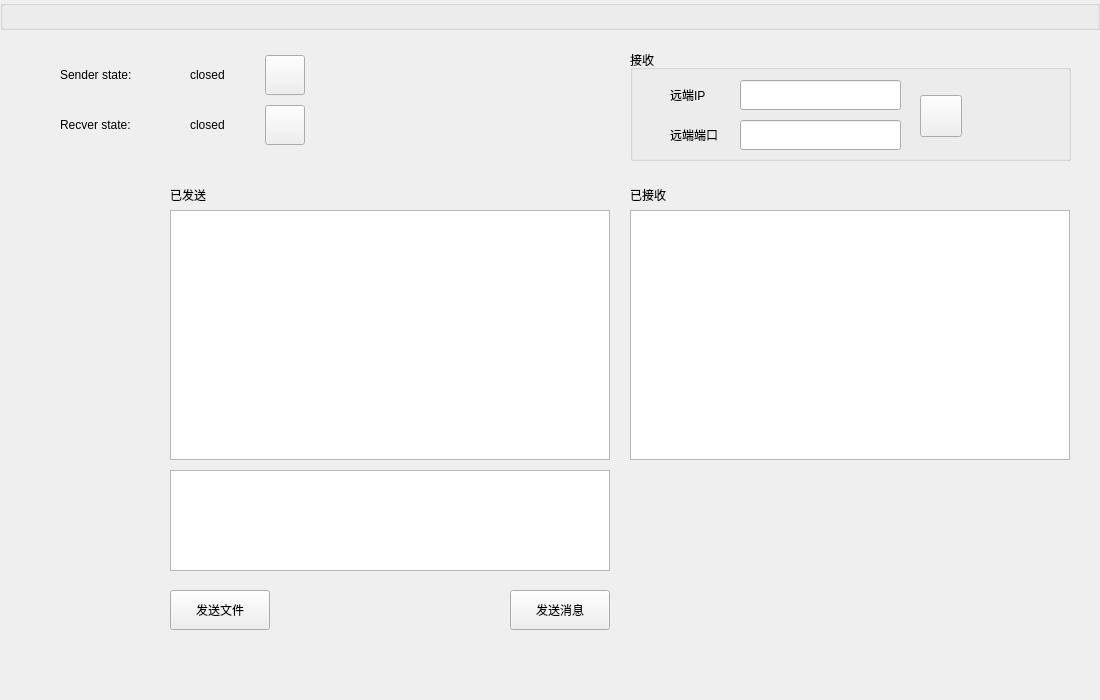
Old version of the form src/gui/mainui.ui in the repository realth000/localcharger.
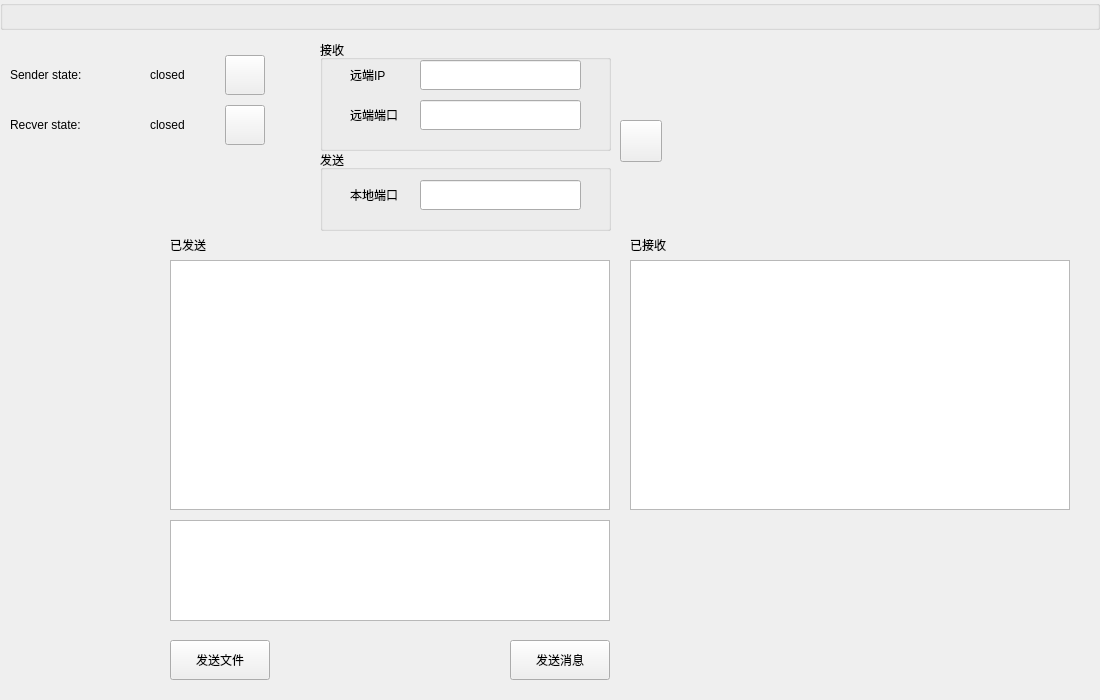
New version of the form. Custom widgets are drawn as their Qt base class.

```diff
--- a/src/gui/mainui.ui
+++ b/src/gui/mainui.ui
@@ -17,7 +17,7 @@
    <property name="geometry">
     <rect>
      <x>630</x>
-     <y>210</y>
+     <y>260</y>
      <width>440</width>
      <height>250</height>
     </rect>
@@ -27,7 +27,7 @@
    <property name="geometry">
     <rect>
      <x>170</x>
-     <y>210</y>
+     <y>260</y>
      <width>440</width>
      <height>250</height>
     </rect>
@@ -37,7 +37,7 @@
    <property name="geometry">
     <rect>
      <x>170</x>
-     <y>470</y>
+     <y>520</y>
      <width>440</width>
      <height>101</height>
     </rect>
@@ -47,7 +47,7 @@
    <property name="geometry">
     <rect>
      <x>510</x>
-     <y>590</y>
+     <y>640</y>
      <width>100</width>
      <height>40</height>
     </rect>
@@ -59,9 +59,9 @@
   <widget class="QLabel" name="label">
    <property name="geometry">
     <rect>
-     <x>60</x>
+     <x>10</x>
      <y>60</y>
-     <width>81</width>
+     <width>91</width>
      <height>30</height>
     </rect>
    </property>
@@ -72,7 +72,7 @@
   <widget class="QLabel" name="senderStateHintLabel">
    <property name="geometry">
     <rect>
-     <x>190</x>
+     <x>150</x>
      <y>60</y>
      <width>71</width>
      <height>30</height>
@@ -82,25 +82,12 @@
     <string>closed</string>
    </property>
   </widget>
-  <widget class="QLabel" name="recverStateHintLabel">
-   <property name="geometry">
-    <rect>
-     <x>190</x>
-     <y>110</y>
-     <width>71</width>
-     <height>30</height>
-    </rect>
-   </property>
-   <property name="text">
-    <string>closed</string>
-   </property>
-  </widget>
   <widget class="QLabel" name="label_2">
    <property name="geometry">
     <rect>
-     <x>60</x>
+     <x>10</x>
      <y>110</y>
-     <width>81</width>
+     <width>91</width>
      <height>30</height>
     </rect>
    </property>
@@ -111,7 +98,7 @@
   <widget class="QPushButton" name="startSenderPushButton">
    <property name="geometry">
     <rect>
-     <x>265</x>
+     <x>225</x>
      <y>55</y>
      <width>40</width>
      <height>40</height>
@@ -124,7 +111,7 @@
   <widget class="QPushButton" name="startRecverPushButton">
    <property name="geometry">
     <rect>
-     <x>265</x>
+     <x>225</x>
      <y>105</y>
      <width>40</width>
      <height>40</height>
@@ -137,9 +124,9 @@
   <widget class="QGroupBox" name="recverConfigGroupBox">
    <property name="geometry">
     <rect>
-     <x>630</x>
-     <y>50</y>
-     <width>441</width>
+     <x>320</x>
+     <y>40</y>
+     <width>291</width>
      <height>111</height>
     </rect>
    </property>
@@ -149,8 +136,8 @@
    <widget class="QLabel" name="label_4">
     <property name="geometry">
      <rect>
-      <x>40</x>
-      <y>70</y>
+      <x>30</x>
+      <y>60</y>
       <width>70</width>
       <height>30</height>
      </rect>
@@ -159,24 +146,11 @@
      <string>远端端口</string>
     </property>
    </widget>
-   <widget class="QPushButton" name="uptSenderWebConfigPushButton">
-    <property name="geometry">
-     <rect>
-      <x>290</x>
-      <y>45</y>
-      <width>42</width>
-      <height>42</height>
-     </rect>
-    </property>
-    <property name="text">
-     <string/>
-    </property>
-   </widget>
    <widget class="QLineEdit" name="senderPortLineEdit">
     <property name="geometry">
      <rect>
-      <x>110</x>
-      <y>70</y>
+      <x>100</x>
+      <y>60</y>
       <width>161</width>
       <height>30</height>
      </rect>
@@ -185,8 +159,8 @@
    <widget class="QLineEdit" name="senderUrlLineEdit">
     <property name="geometry">
      <rect>
-      <x>110</x>
-      <y>30</y>
+      <x>100</x>
+      <y>20</y>
       <width>161</width>
       <height>30</height>
      </rect>
@@ -195,8 +169,8 @@
    <widget class="QLabel" name="label_3">
     <property name="geometry">
      <rect>
-      <x>40</x>
-      <y>30</y>
+      <x>30</x>
+      <y>20</y>
       <width>70</width>
       <height>30</height>
      </rect>
@@ -222,7 +196,7 @@
   <widget class="QLabel" name="senderStateHintPicLabel">
    <property name="geometry">
     <rect>
-     <x>150</x>
+     <x>110</x>
      <y>60</y>
      <width>30</width>
      <height>30</height>
@@ -235,7 +209,7 @@
   <widget class="QLabel" name="recverStateHintPicLabel">
    <property name="geometry">
     <rect>
-     <x>150</x>
+     <x>110</x>
      <y>110</y>
      <width>30</width>
      <height>30</height>
@@ -249,7 +223,7 @@
    <property name="geometry">
     <rect>
      <x>170</x>
-     <y>590</y>
+     <y>640</y>
      <width>100</width>
      <height>40</height>
     </rect>
@@ -262,7 +236,7 @@
    <property name="geometry">
     <rect>
      <x>170</x>
-     <y>180</y>
+     <y>230</y>
      <width>54</width>
      <height>30</height>
     </rect>
@@ -275,7 +249,7 @@
    <property name="geometry">
     <rect>
      <x>630</x>
-     <y>180</y>
+     <y>230</y>
      <width>54</width>
      <height>30</height>
     </rect>
@@ -284,6 +258,68 @@
     <string>已接收</string>
    </property>
   </widget>
+  <widget class="QGroupBox" name="senderConfigGroupBox">
+   <property name="geometry">
+    <rect>
+     <x>320</x>
+     <y>150</y>
+     <width>291</width>
+     <height>81</height>
+    </rect>
+   </property>
+   <property name="title">
+    <string>发送</string>
+   </property>
+   <widget class="QLabel" name="label_10">
+    <property name="geometry">
+     <rect>
+      <x>30</x>
+      <y>30</y>
+      <width>70</width>
+      <height>30</height>
+     </rect>
+    </property>
+    <property name="text">
+     <string>本地端口</string>
+    </property>
+   </widget>
+   <widget class="QLineEdit" name="recverPortLineEdit">
+    <property name="geometry">
+     <rect>
+      <x>100</x>
+      <y>30</y>
+      <width>161</width>
+      <height>30</height>
+     </rect>
+    </property>
+   </widget>
+  </widget>
+  <widget class="QPushButton" name="uptSenderWebConfigPushButton">
+   <property name="geometry">
+    <rect>
+     <x>620</x>
+     <y>120</y>
+     <width>42</width>
+     <height>42</height>
+    </rect>
+   </property>
+   <property name="text">
+    <string/>
+   </property>
+  </widget>
+  <widget class="QLabel" name="recverStateHintLabel">
+   <property name="geometry">
+    <rect>
+     <x>150</x>
+     <y>110</y>
+     <width>71</width>
+     <height>30</height>
+    </rect>
+   </property>
+   <property name="text">
+    <string>closed</string>
+   </property>
+  </widget>
  </widget>
  <customwidgets>
   <customwidget>
```
